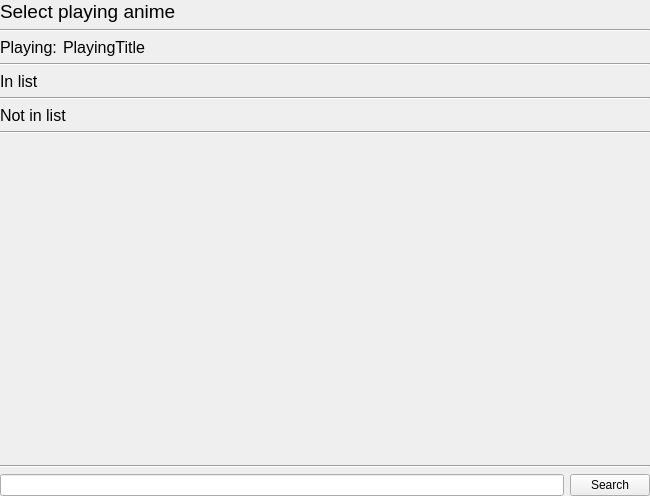
nisemono0/AniTrack, file src/gui/pages/recognition_select_anime_widget.ui: the form before one commit.
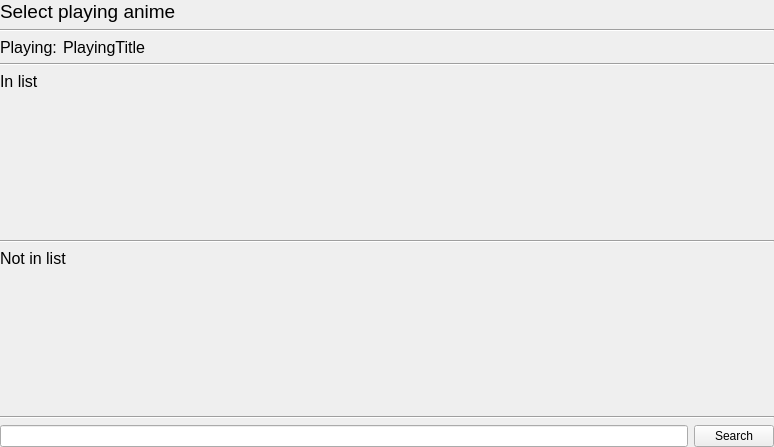
The form after the commit.

Commit message: feat: format playing title and use a scroll area for search results

Patch:
```diff
--- a/src/gui/pages/recognition_select_anime_widget.ui
+++ b/src/gui/pages/recognition_select_anime_widget.ui
@@ -6,8 +6,8 @@
    <rect>
     <x>0</x>
     <y>0</y>
-    <width>650</width>
-    <height>496</height>
+    <width>774</width>
+    <height>447</height>
    </rect>
   </property>
   <property name="windowTitle">
@@ -96,14 +96,72 @@
     </widget>
    </item>
    <item>
-    <layout class="QVBoxLayout" name="verticalLayoutInList">
-     <property name="spacing">
-      <number>6</number>
+    <widget class="QScrollArea" name="scrollAreaInList">
+     <property name="sizePolicy">
+      <sizepolicy hsizetype="Expanding" vsizetype="Expanding">
+       <horstretch>0</horstretch>
+       <verstretch>0</verstretch>
+      </sizepolicy>
      </property>
      <property name="leftMargin">
       <number>15</number>
      </property>
-    </layout>
+     <property name="frameShape">
+      <enum>QFrame::Shape::NoFrame</enum>
+     </property>
+     <property name="frameShadow">
+      <enum>QFrame::Shadow::Plain</enum>
+     </property>
+     <property name="lineWidth">
+      <number>0</number>
+     </property>
+     <property name="horizontalScrollBarPolicy">
+      <enum>Qt::ScrollBarPolicy::ScrollBarAlwaysOff</enum>
+     </property>
+     <property name="widgetResizable">
+      <bool>true</bool>
+     </property>
+     <widget class="QWidget" name="scrollAreaWidgetContents">
+      <property name="geometry">
+       <rect>
+        <x>0</x>
+        <y>0</y>
+        <width>774</width>
+        <height>127</height>
+       </rect>
+      </property>
+      <layout class="QVBoxLayout" name="verticalLayout_2">
+       <property name="spacing">
+        <number>0</number>
+       </property>
+       <property name="leftMargin">
+        <number>0</number>
+       </property>
+       <property name="topMargin">
+        <number>0</number>
+       </property>
+       <property name="rightMargin">
+        <number>0</number>
+       </property>
+       <property name="bottomMargin">
+        <number>0</number>
+       </property>
+       <item>
+        <layout class="QVBoxLayout" name="verticalLayoutInList">
+         <property name="spacing">
+          <number>6</number>
+         </property>
+         <property name="leftMargin">
+          <number>15</number>
+         </property>
+         <property name="topMargin">
+          <number>0</number>
+         </property>
+        </layout>
+       </item>
+      </layout>
+     </widget>
+    </widget>
    </item>
    <item>
     <widget class="Line" name="lineInList">
@@ -125,14 +183,72 @@
     </widget>
    </item>
    <item>
-    <layout class="QVBoxLayout" name="verticalLayoutNotInList">
-     <property name="spacing">
-      <number>6</number>
+    <widget class="QScrollArea" name="scrollAreaNotInList">
+     <property name="sizePolicy">
+      <sizepolicy hsizetype="Expanding" vsizetype="Expanding">
+       <horstretch>0</horstretch>
+       <verstretch>0</verstretch>
+      </sizepolicy>
      </property>
      <property name="leftMargin">
       <number>15</number>
      </property>
-    </layout>
+     <property name="frameShape">
+      <enum>QFrame::Shape::NoFrame</enum>
+     </property>
+     <property name="frameShadow">
+      <enum>QFrame::Shadow::Plain</enum>
+     </property>
+     <property name="lineWidth">
+      <number>0</number>
+     </property>
+     <property name="horizontalScrollBarPolicy">
+      <enum>Qt::ScrollBarPolicy::ScrollBarAlwaysOff</enum>
+     </property>
+     <property name="widgetResizable">
+      <bool>true</bool>
+     </property>
+     <widget class="QWidget" name="scrollAreaWidgetContents_2">
+      <property name="geometry">
+       <rect>
+        <x>0</x>
+        <y>0</y>
+        <width>774</width>
+        <height>127</height>
+       </rect>
+      </property>
+      <layout class="QVBoxLayout" name="verticalLayout_3">
+       <property name="spacing">
+        <number>0</number>
+       </property>
+       <property name="leftMargin">
+        <number>0</number>
+       </property>
+       <property name="topMargin">
+        <number>0</number>
+       </property>
+       <property name="rightMargin">
+        <number>0</number>
+       </property>
+       <property name="bottomMargin">
+        <number>0</number>
+       </property>
+       <item>
+        <layout class="QVBoxLayout" name="verticalLayoutNotInList">
+         <property name="spacing">
+          <number>6</number>
+         </property>
+         <property name="leftMargin">
+          <number>15</number>
+         </property>
+         <property name="topMargin">
+          <number>0</number>
+         </property>
+        </layout>
+       </item>
+      </layout>
+     </widget>
+    </widget>
    </item>
    <item>
     <widget class="Line" name="lineNotInList">
@@ -141,26 +257,6 @@
      </property>
     </widget>
    </item>
-   <item>
-    <spacer name="verticalSpacer">
-     <property name="orientation">
-      <enum>Qt::Orientation::Vertical</enum>
-     </property>
-     <property name="sizeHint" stdset="0">
-      <size>
-       <width>20</width>
-       <height>40</height>
-      </size>
-     </property>
-    </spacer>
-   </item>
-   <item>
-    <widget class="Line" name="line_3">
-     <property name="orientation">
-      <enum>Qt::Orientation::Horizontal</enum>
-     </property>
-    </widget>
-   </item>
    <item>
     <layout class="QHBoxLayout" name="horizontalLayout_2">
      <item>
```
Left out of the diff: 8 changed lines with no effect on the pictures. The commit also changes 1 other file.
